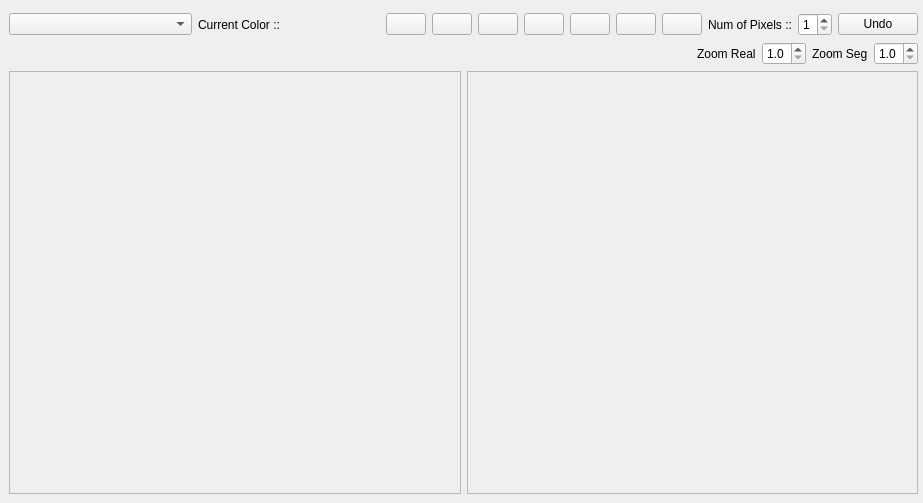
Qt form GUITools/KMonitor/KccHandler.ui (kouretes/Monas) before a commit.
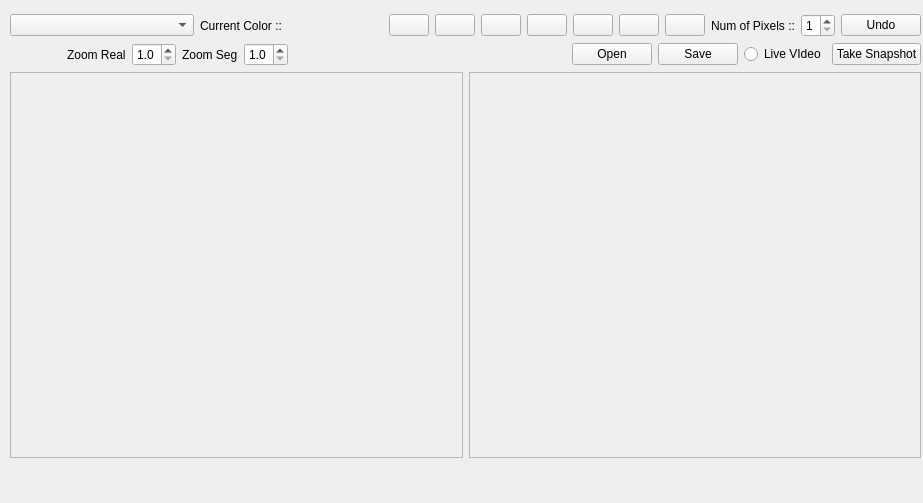
The same form after that commit.

```diff
--- a/GUITools/KMonitor/KccHandler.ui
+++ b/GUITools/KMonitor/KccHandler.ui
@@ -16,12 +16,14 @@
   <widget class="QWidget" name="">
    <property name="geometry">
     <rect>
-     <x>9</x>
-     <y>13</y>
-     <width>909</width>
-     <height>481</height>
+     <x>10</x>
+     <y>14</y>
+     <width>911</width>
+     <height>461</height>
     </rect>
    </property>
+   <layout class="QVBoxLayout" name="verticalLayout_2">
+    <item>
    <layout class="QVBoxLayout" name="verticalLayout">
     <item>
      <layout class="QHBoxLayout" name="horizontalLayout_4">
@@ -129,6 +131,8 @@
      </layout>
     </item>
     <item>
+       <layout class="QHBoxLayout" name="horizontalLayout_2">
+        <item>
      <layout class="QHBoxLayout" name="horizontalLayout_21">
       <item>
        <spacer name="horizontalSpacer">
@@ -192,6 +196,49 @@
      </layout>
     </item>
     <item>
+         <spacer name="horizontalSpacer_2">
+          <property name="orientation">
+           <enum>Qt::Horizontal</enum>
+          </property>
+          <property name="sizeHint" stdset="0">
+           <size>
+            <width>40</width>
+            <height>20</height>
+           </size>
+          </property>
+         </spacer>
+        </item>
+        <item>
+         <widget class="QPushButton" name="pbOpen">
+          <property name="text">
+           <string>Open</string>
+          </property>
+         </widget>
+        </item>
+        <item>
+         <widget class="QPushButton" name="pbSave">
+          <property name="text">
+           <string>Save</string>
+          </property>
+         </widget>
+        </item>
+        <item>
+         <widget class="QRadioButton" name="rbLiveVideo">
+          <property name="text">
+           <string>Live VIdeo</string>
+          </property>
+         </widget>
+        </item>
+        <item>
+         <widget class="QPushButton" name="pbSnapshot">
+          <property name="text">
+           <string>Take Snapshot</string>
+          </property>
+         </widget>
+        </item>
+       </layout>
+      </item>
+      <item>
      <layout class="QHBoxLayout" name="horizontalLayout">
       <item>
        <widget class="QScrollArea" name="scrollImage">
@@ -204,7 +251,7 @@
            <x>0</x>
            <y>0</y>
            <width>448</width>
-           <height>403</height>
+             <height>356</height>
           </rect>
          </property>
         </widget>
@@ -221,13 +268,31 @@
            <x>0</x>
            <y>0</y>
            <width>447</width>
-           <height>403</height>
+             <height>356</height>
           </rect>
          </property>
         </widget>
        </widget>
       </item>
      </layout>
+      </item>
+     </layout>
+    </item>
+    <item>
+     <spacer name="verticalSpacer">
+      <property name="orientation">
+       <enum>Qt::Vertical</enum>
+      </property>
+      <property name="sizeType">
+       <enum>QSizePolicy::Minimum</enum>
+      </property>
+      <property name="sizeHint" stdset="0">
+       <size>
+        <width>20</width>
+        <height>17</height>
+       </size>
+      </property>
+     </spacer>
     </item>
    </layout>
   </widget>
```
Lines whose indentation alone changed are shown as unchanged.
